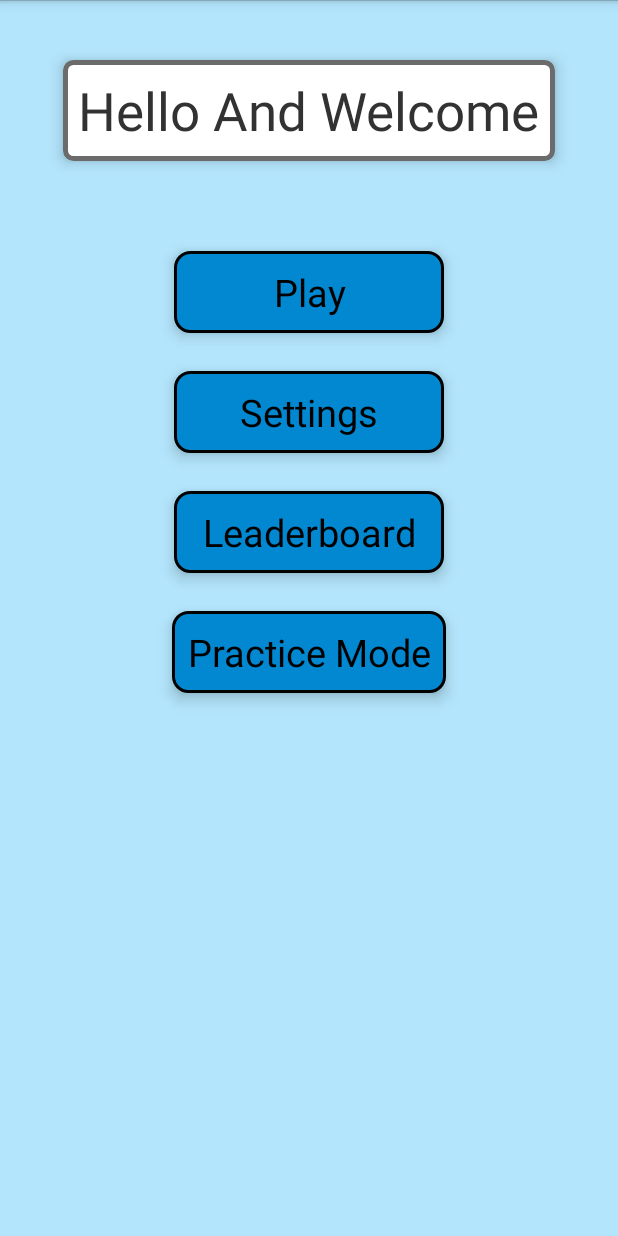
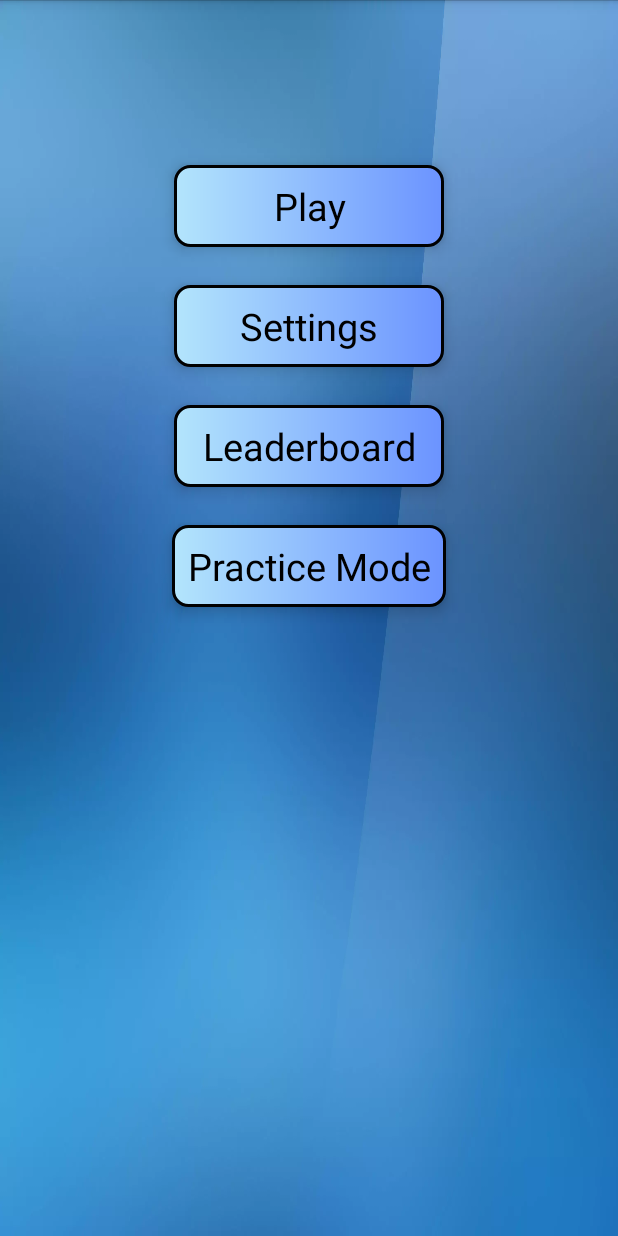
Before and after one commit to KatanMichael/MathPower, an Android app: the MainActivity screen opened directly, with no data from a screen before it, on a phone screen of 412 x 824 dp. Run offline under Robolectric (Android 15) with nearby library versions, the phone set to English and light mode, and no system bars; our stand-ins replace Firebase (no records; nobody signed in at launch, a user with empty details on screens opened directly); 1 statement that could not run was skipped.

Commit message:
removed things I wanted to change

```diff
--- a/app/src/main/res/drawable/button_frame.xml
+++ b/app/src/main/res/drawable/button_frame.xml
@@ -9,7 +9,10 @@
     <corners android:radius="10dp" />
 
 
-    <solid android:color="@color/colorPrimaryDark" />
+
+    <gradient android:startColor="@color/backgroundColor"
+        android:endColor="#6b93ff"/>
+
 
 
 </shape>
--- a/app/src/main/res/drawable/main_text_frame.xml
+++ b/app/src/main/res/drawable/main_text_frame.xml
@@ -9,7 +9,7 @@
     <corners android:radius="5dp" />
 
 
-    <solid android:color="#ffffff" />
+    <solid android:color="#B3E5FC" />
 
 
 </shape>
--- a/app/src/main/res/layout/activity_main.xml
+++ b/app/src/main/res/layout/activity_main.xml
@@ -3,31 +3,18 @@
 <RelativeLayout xmlns:android="http://schemas.android.com/apk/res/android"
     android:layout_width="match_parent"
     android:layout_height="match_parent"
-    android:background="@color/backgroundColor"
+    android:background="@drawable/wg_blurred_backgrounds_11"
 
     >
 
 
-    <TextView
-        android:id="@+id/mainText"
-        android:layout_width="wrap_content"
-        android:layout_height="wrap_content"
-        android:layout_centerHorizontal="true"
-        android:layout_marginTop="40dp"
-        android:background="@drawable/main_text_frame"
-        android:elevation="6dp"
-        android:padding="10dp"
-        android:text="@string/welcomeText"
-        android:textSize="35sp"
-        />
 
     <Button
         android:id="@+id/play_btn"
         style="@style/mainButtonStyle"
         android:layout_height="wrap_content"
-        android:layout_below="@id/mainText"
         android:layout_centerHorizontal="true"
-        android:layout_marginTop="60dp"
+        android:layout_marginTop="110dp"
         android:text="@string/playText"
         android:textSize="25sp"
         />
--- a/app/src/main/res/layout/american_quiz.xml
+++ b/app/src/main/res/layout/american_quiz.xml
@@ -2,7 +2,7 @@
 <RelativeLayout xmlns:android="http://schemas.android.com/apk/res/android"
     android:layout_width="match_parent"
     android:layout_height="match_parent"
-    android:background="@color/backgroundColor"
+    android:background="@drawable/wg_blurred_backgrounds_11"
 
     >
 
--- a/app/src/main/res/layout/first_screen.xml
+++ b/app/src/main/res/layout/first_screen.xml
@@ -2,7 +2,7 @@
 <RelativeLayout xmlns:android="http://schemas.android.com/apk/res/android"
     android:layout_width="match_parent"
     android:layout_height="match_parent"
-    android:background="@color/backgroundColor">
+    android:background="@drawable/wg_blurred_backgrounds_11">
 
 
     <EditText
--- a/app/src/main/res/layout/leaderboard_screen.xml
+++ b/app/src/main/res/layout/leaderboard_screen.xml
@@ -2,7 +2,7 @@
 <RelativeLayout xmlns:android="http://schemas.android.com/apk/res/android"
     android:layout_width="match_parent"
     android:layout_height="match_parent"
-    android:background="@color/backgroundColor">
+    android:background="@drawable/wg_blurred_backgrounds_11">
 
     <TextView
         android:id="@+id/lead_tv"
--- a/app/src/main/res/layout/true_or_false_sign.xml
+++ b/app/src/main/res/layout/true_or_false_sign.xml
@@ -2,7 +2,7 @@
 <RelativeLayout xmlns:android="http://schemas.android.com/apk/res/android"
     android:layout_width="match_parent"
     android:layout_height="match_parent"
-    android:background="@color/backgroundColor"
+    android:background="@drawable/wg_blurred_backgrounds_11"
 
     >
 
```
Also changed, not shown: app/src/main/res/drawable/wg_blurred_backgrounds_11.webp (added).
